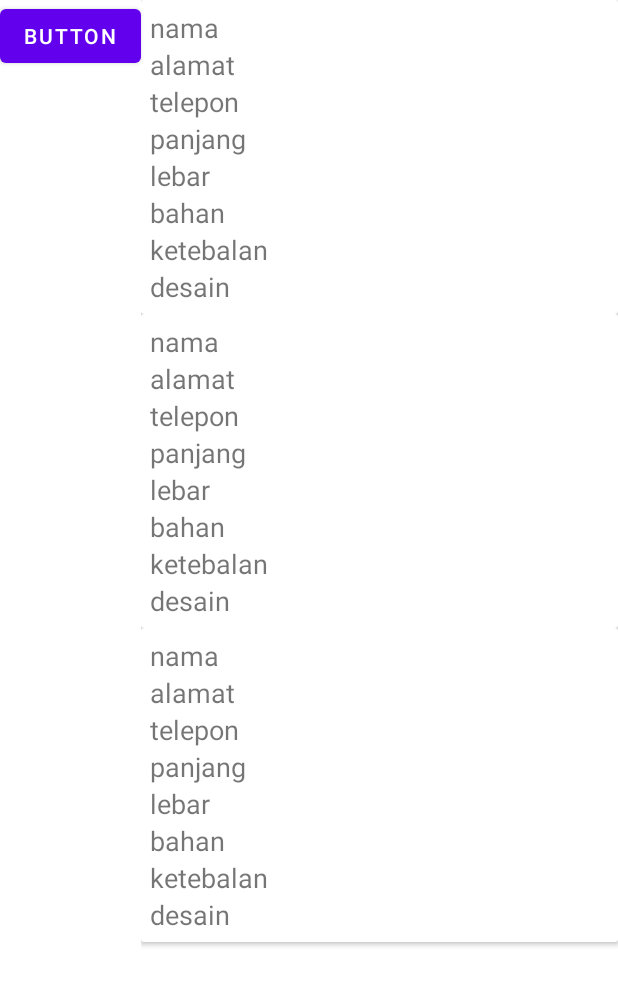
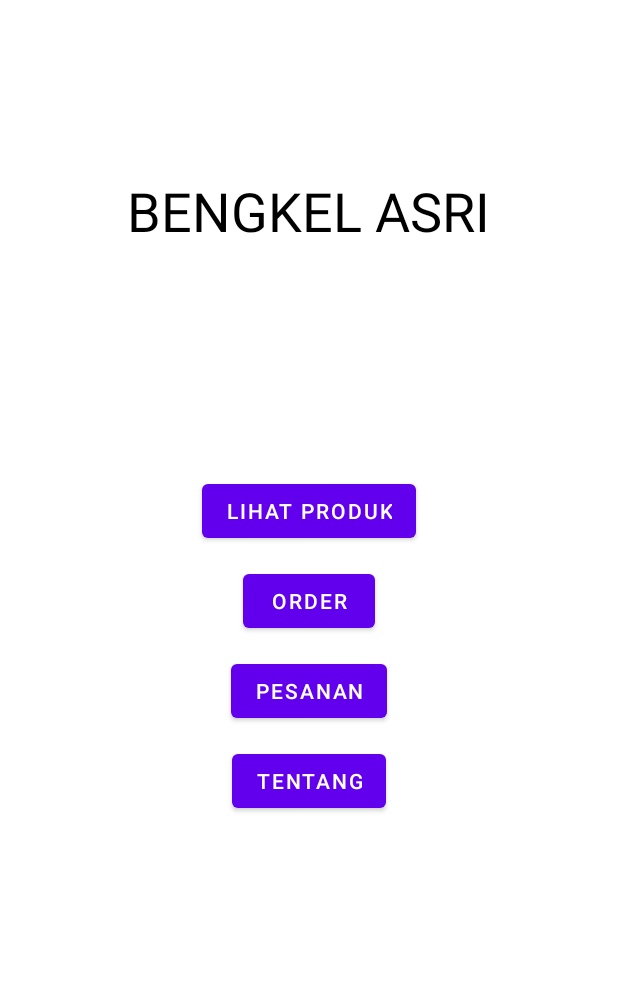
Before and after one commit to hamtz/bengkel_las, an Android app: the layout activity_main.xml on its own in the app's theme, with its tools: preview values and no code run, on a phone screen of 412 x 824 dp. Shown: the top 985 px of the screen. Run offline under Robolectric (Android 15) with nearby library versions, the light colour scheme and no system bars.

Commit message:
create data done fix "belum ada pesanan"

```diff
--- a/app/src/main/java/com/hamtz/bengkellas/Model/DataModel.kt
+++ b/app/src/main/java/com/hamtz/bengkellas/Model/DataModel.kt
@@ -7,7 +7,7 @@ data class DataModel(
     var id: Int,
     var nama: String,
     var alamat:String,
-    var telepon:Int,
+    var telepon:String,
     var panjang:Int,
     var lebar:Int,
     var bahan:String,
@@ -18,7 +18,7 @@ data class DataModel(
         parcel.readInt(),
         parcel.readString().toString(),
         parcel.readString().toString(),
-        parcel.readInt(),
+        parcel.readString().toString(),
         parcel.readInt(),
         parcel.readInt(),
         parcel.readString().toString(),
@@ -31,7 +31,7 @@ data class DataModel(
         parcel.writeInt(id)
         parcel.writeString(nama)
         parcel.writeString(alamat)
-        parcel.writeString(telepon.toString())
+        parcel.writeString(telepon)
         parcel.writeString(panjang.toString())
         parcel.writeString(lebar.toString())
         parcel.writeString(bahan)
--- a/app/src/main/res/layout/activity_main.xml
+++ b/app/src/main/res/layout/activity_main.xml
@@ -7,31 +7,60 @@
     android:orientation="vertical"
     tools:context=".Activity.MainActivity">
 
+    <LinearLayout
+        android:id="@+id/ly_header"
+        android:layout_width="match_parent"
+        android:layout_height="wrap_content"
+        android:orientation="vertical"
+        android:gravity="center"
+        android:layout_marginTop="116dp"
+        android:layout_marginBottom="116dp"
+        >
+        <TextView
+            android:layout_width="wrap_content"
+            android:layout_height="wrap_content"
+            android:text="BENGKEL ASRI"
+            android:textSize="36sp"
+            android:textColor="@color/black"/>
+    </LinearLayout>
 
-    <Button
-        android:id="@+id/button2"
-        android:layout_width="wrap_content"
+
+
+    <LinearLayout
+        android:layout_below="@+id/ly_header"
+        android:layout_width="match_parent"
         android:layout_height="wrap_content"
-        android:text="Button" />
+        android:orientation="vertical"
+        android:gravity="center"
+        android:layout_margin="36dp">
 
-    <androidx.swiperefreshlayout.widget.SwipeRefreshLayout
-        android:layout_toEndOf="@id/button2"
-        android:id="@+id/srl_data"
-        android:layout_width="match_parent"
-        android:layout_height="match_parent">
+        <Button
+            android:id="@+id/bt_produk"
+            android:layout_width="wrap_content"
+            android:layout_height="wrap_content"
+            android:text="Lihat Produk"
+            android:layout_marginBottom="12dp"/>
+        <Button
+            android:id="@+id/bt_order"
+            android:layout_width="wrap_content"
+            android:layout_height="wrap_content"
+            android:text="Order"
+            android:layout_marginBottom="12dp"/>
+        <Button
+            android:id="@+id/bt_pesanan"
+            android:layout_width="wrap_content"
+            android:layout_height="wrap_content"
+            android:text="Pesanan"
+            android:layout_marginBottom="12dp"/>
+        <Button
+            android:id="@+id/bt_tentang"
+            android:layout_width="wrap_content"
+            android:layout_height="wrap_content"
+            android:text="Tentang" />
 
-        <androidx.recyclerview.widget.RecyclerView
-            android:id="@+id/rv_data"
-            android:layout_width="match_parent"
-            android:layout_height="wrap_content"
-            tools:listitem="@layout/card_item" />
-    </androidx.swiperefreshlayout.widget.SwipeRefreshLayout>
 
-    <ProgressBar
-        android:id="@+id/pb_data"
-        android:layout_width="wrap_content"
-        android:layout_height="wrap_content"
-        android:layout_centerInParent="true"
-        android:visibility="invisible"
-        />
+    </LinearLayout>
+
+
+
 </RelativeLayout>
```
Also changed, not shown: app/src/main/AndroidManifest.xml (+6 -2 lines), app/src/main/java/com/hamtz/bengkellas/Activity/MainActivity.kt (+71 -59 lines), app/src/main/java/com/hamtz/bengkellas/Activity/PesananActivity.kt (added, +97 -0 lines), app/src/main/java/com/hamtz/bengkellas/Activity/ProdukActivity.kt (added, +43 -0 lines), app/src/main/java/com/hamtz/bengkellas/Activity/TambahActivity.kt (+2 -9 lines), app/src/main/res/layout/activity_pesanan.xml (added, +50 -0 lines), app/src/main/res/layout/activity_produk.xml (added, +105 -0 lines), app/src/main/res/layout/card_item.xml (+8 -0 lines), app/src/main/res/values/strings.xml (+6 -2 lines), app/src/main/res/drawable/kn1.png (added), app/src/main/res/drawable/kn2.png (added), app/src/main/res/drawable/pd1.png (added), app/src/main/res/drawable/pd2.png (added), app/src/main/res/drawable/pg1.png (added), 1 more files.
